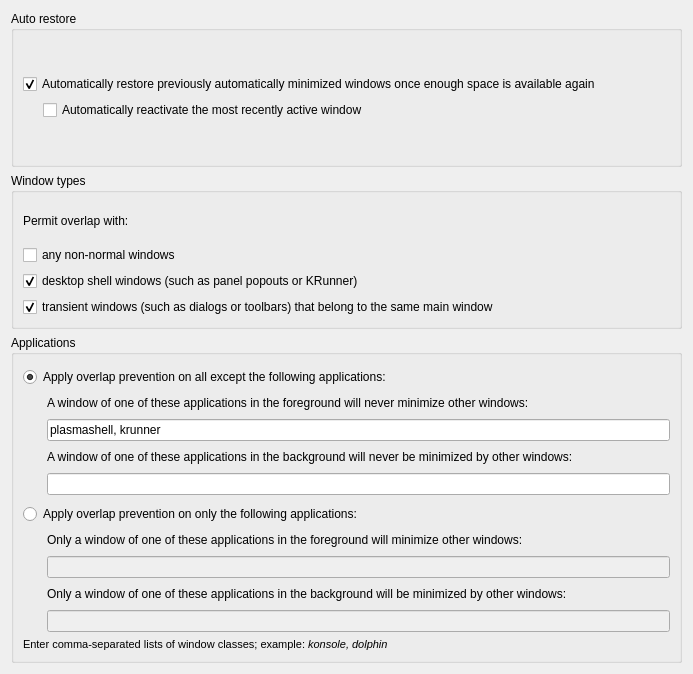
Before: the Qt Designer form contents/ui/config.ui in nclarius/floating-tiles, drawn with Qt 5.
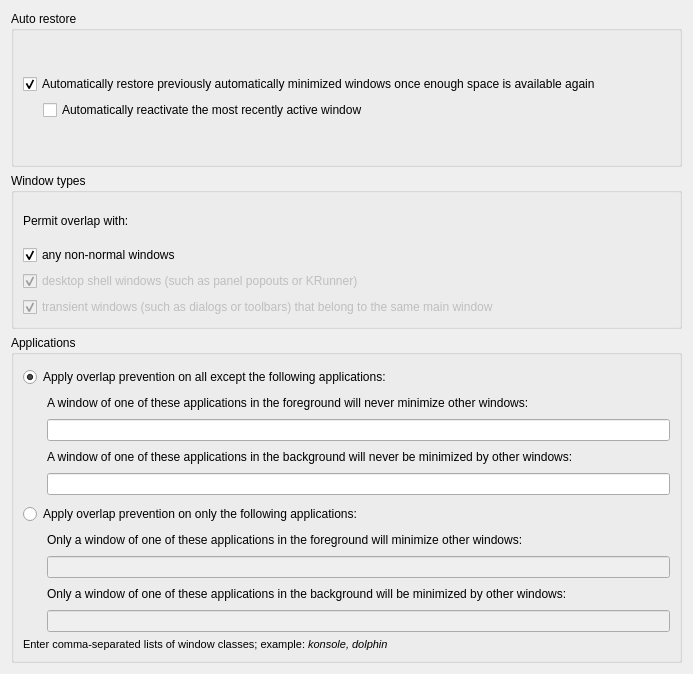
After: the same form once the commit is applied.

```diff
--- a/contents/ui/config.ui
+++ b/contents/ui/config.ui
@@ -86,10 +86,16 @@
             <property name="text">
              <string>any non-normal windows</string>
             </property>
+            <property name="checked">
+             <bool>true</bool>
+            </property>
            </widget>
           </item>
           <item>
            <widget class="QCheckBox" name="kcfg_ignoreSpecial">
+            <property name="enabled">
+             <bool>false</bool>
+            </property>
             <property name="text">
              <string>desktop shell windows (such as panel popouts or KRunner)</string>
             </property>
@@ -100,6 +106,9 @@
           </item>
           <item>
            <widget class="QCheckBox" name="kcfg_ignoreTransient">
+            <property name="enabled">
+             <bool>false</bool>
+            </property>
             <property name="text">
              <string>transient windows (such as dialogs or toolbars) that belong to the same main window</string>
             </property>
@@ -195,7 +204,7 @@
             <item>
              <widget class="QLineEdit" name="kcfg_excludedAppsForeground">
               <property name="text">
-               <string>plasmashell, krunner</string>
+               <string/>
               </property>
              </widget>
             </item>
```
Left out of the diff: 64 changed lines with no effect on the pictures.
